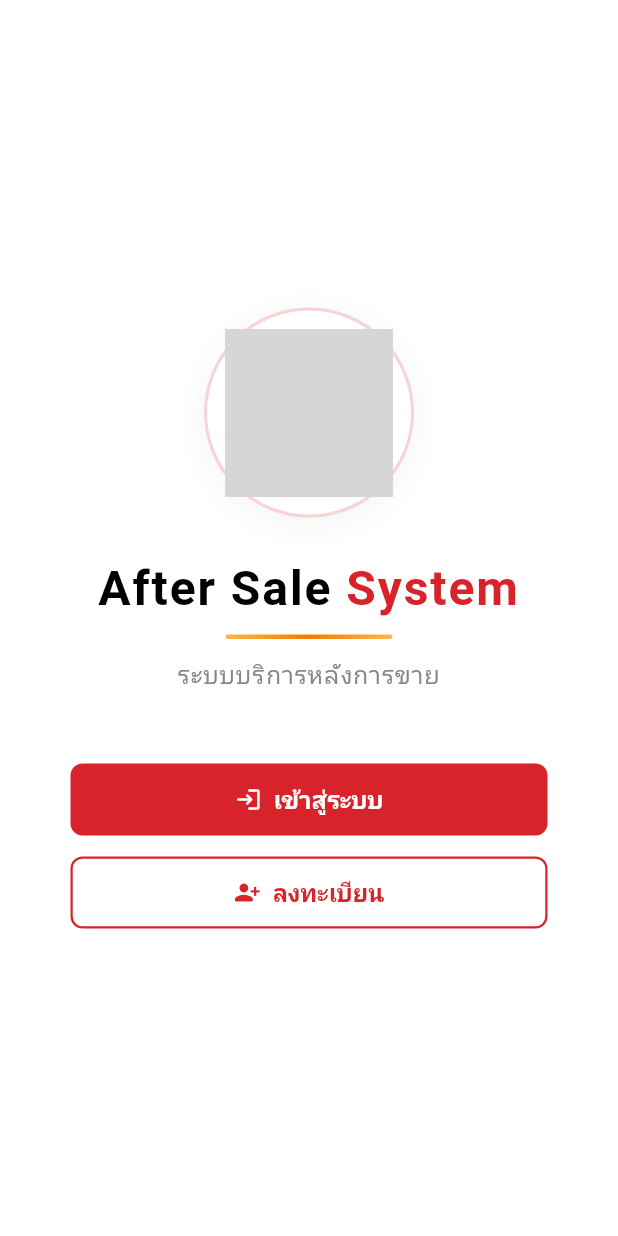
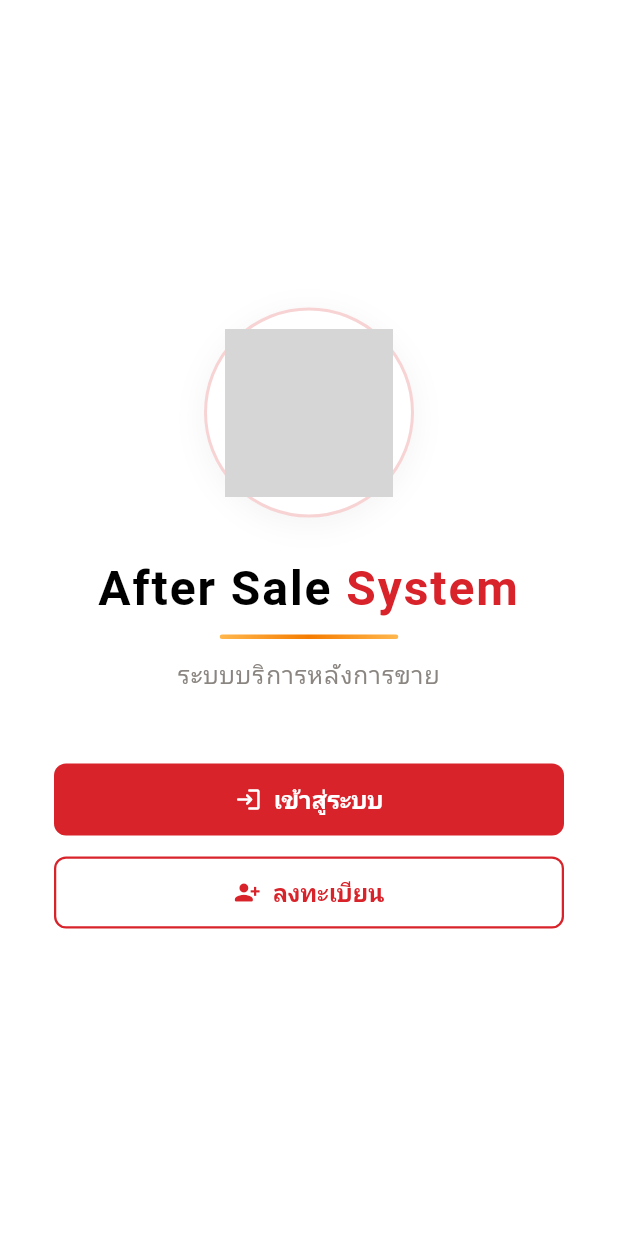
Before and after one commit to 116Warawut/after-sales-app, a Flutter app: the screen it shows after launch, on a phone screen of 412 x 824 dp. Run offline on Flutter 3.47's test engine with Material 3 defaults, Android fonts, the phone set to English and light mode, and no system bars; our stand-ins replace firebase_auth, firebase_core, firebase_database, flutter_map, geolocator, image_cropper and 3 more; missing offline and left inert: bcrypt, flutter_webrtc, gal, mobile_scanner, onesignal_flutter; accounts and stored records are empty; Roboto replaces fonts that are missing (Sarabun); grey boxes are pictures that could not be loaded.

Commit message:
fix ios bug v2.1

```diff
--- a/lib/main.dart
+++ b/lib/main.dart
@@ -1,5 +1,6 @@
 import 'dart:async';
 import 'package:flutter/material.dart';
+import 'package:flutter/foundation.dart' show kIsWeb;
 import 'package:flutter_localizations/flutter_localizations.dart';
 import 'package:firebase_core/firebase_core.dart';
 
@@ -139,13 +140,28 @@ class MainApp extends StatelessWidget {
               currentFocus.focusedChild!.unfocus();
             }
           },
-          child: Center(
-            child: SizedBox(
-              width: 390,
-              height: 844,
-              child: child,
-            ),
-          ),
+          // 🔴 [แก้ไข] เจอบั๊ก: เดิม child ถูกครอบด้วย SizedBox ขนาดตายตัว 390x844
+          // (ขนาดจอ iPhone 12/13 mini) แล้ว Center ไว้กลางจอเสมอ ไม่ว่าอุปกรณ์จริง
+          // จะมีขนาดเท่าไหร่ก็ตาม พอเจอเครื่อง iOS รุ่นที่จอสูงกว่า 844pt (เช่น
+          // iPhone 14/15/16 ทั่วไปและรุ่น Pro/Pro Max ซึ่งเป็นรุ่นส่วนใหญ่ที่ขายอยู่
+          // ตอนนี้) กล่องขนาดตายตัวจะเล็กกว่าจอจริง เกิดแถบดำ (Letterboxing) ทั้ง
+          // ขอบบนและขอบล่างตามที่เจอ และทำให้ปุ่มย้อนกลับ/องค์ประกอบที่อิง
+          // MediaQuery.padding.top (Safe Area จริงของอุปกรณ์) ไปอยู่ผิดตำแหน่ง
+          // เพราะเนื้อหาถูกเลื่อนลงมาจากขอบจอจริงไปแล้วชั้นหนึ่งจาก Center ครอบอีกที
+          //
+          // ครอบด้วยกรอบขนาดตายตัวแบบนี้มีประโยชน์แค่ตอนรัน Flutter Web (ให้ดู
+          // เหมือนพรีวิวแอปมือถือตอนเปิดในเบราว์เซอร์คอมพิวเตอร์) จึงจำกัดให้ทำงาน
+          // เฉพาะ kIsWeb เท่านั้น ส่วนแอปมือถือจริง (iOS/Android) ให้ child เต็มจอ
+          // ตามขนาดอุปกรณ์จริงเสมอ ไม่ล็อกเป็น 390x844 อีกต่อไป
+          child: kIsWeb
+              ? Center(
+                  child: SizedBox(
+                    width: 390,
+                    height: 844,
+                    child: child,
+                  ),
+                )
+              : child,
         );
       },
       home: initialHome,
```
